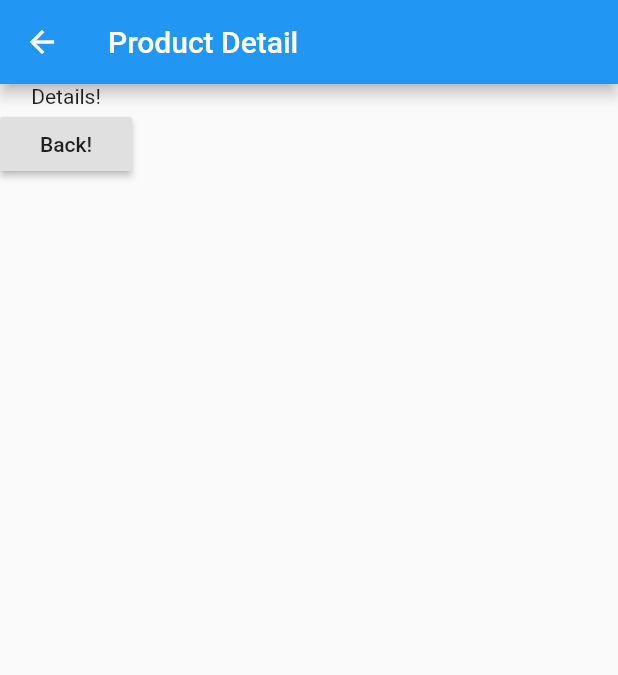
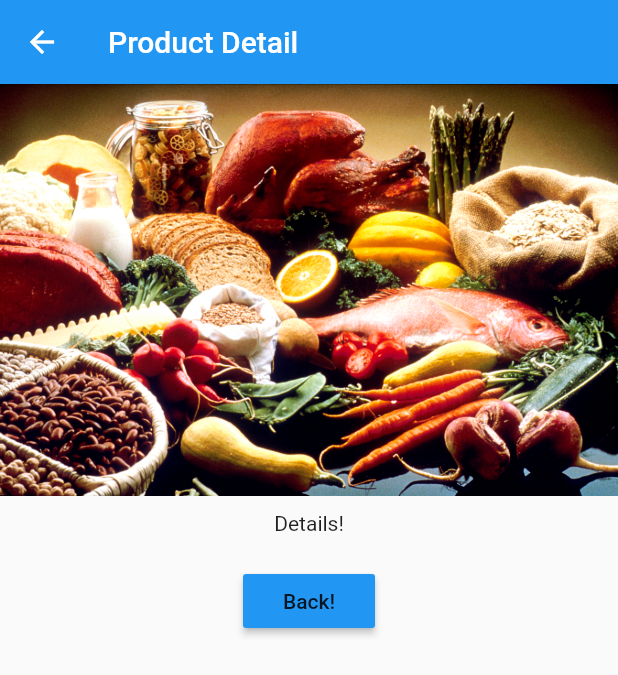
Before and after one commit to Naxalov/flutter_tutorial, a Flutter app: the ProductPage screen opened directly, on a phone screen of 412 x 824 dp. Shown: the top 675 px of the screen. Run offline on Flutter 3.47's test engine with Material 2 defaults, Android fonts, the phone set to English and light mode, and no system bars.

Commit message:
add some style to ProductPage

```diff
--- a/lib/pages/product.dart
+++ b/lib/pages/product.dart
@@ -9,11 +9,17 @@ class ProductPage extends StatelessWidget {
         title: Text('Product Detail'),
       ),
       body: Column(
+        crossAxisAlignment: CrossAxisAlignment.center,
         children: <Widget>[
-          Text('Details!'),
-          RaisedButton(
-            child: Text('Back!'),
-            onPressed: () => Navigator.pop(context),
+          Image.asset('assets/food.jpg'),
+          Container(padding: EdgeInsets.all(10.0), child: Text('Details!')),
+          Container(
+            padding: EdgeInsets.all(10.0),
+            child: RaisedButton(
+              color: Theme.of(context).accentColor,
+              child: Text('Back!'),
+              onPressed: () => Navigator.pop(context),
+            ),
           )
         ],
       ),
```
